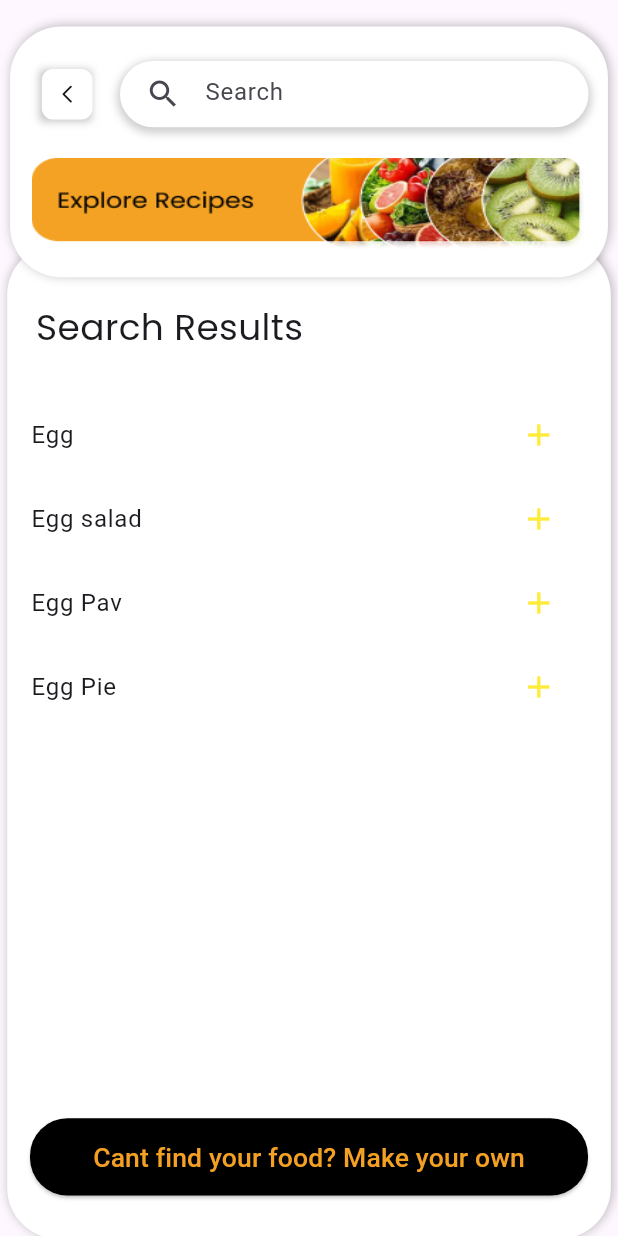
After one commit to PratyushaKumarKar/misflo, a Flutter app: the Diet2 screen opened directly, on a phone screen of 412 x 824 dp. The commit adds this screen. Run offline on Flutter 3.47's test engine with Material 3 defaults, Android fonts, the phone set to English and light mode, and no system bars; our stand-ins replace cloud_firestore, curved_navigation_bar, firebase_auth, firebase_core, flutter_svg, google_fonts and 1 more; accounts and stored records are empty.

Commit message:
diet2 page done

```diff
--- a/lib/pages/diet.dart
+++ b/lib/pages/diet.dart
@@ -1,6 +1,7 @@
 import 'package:firebase_auth/firebase_auth.dart';
 import 'package:flutter/material.dart';
 import 'package:google_fonts/google_fonts.dart';
+import 'package:misflo/pages/diet2.dart';
 import 'package:misflo/utils/screentools.dart';
 
 class Diet extends StatefulWidget {
@@ -175,7 +176,16 @@ class _DietState extends State<Diet> {
                                           ],
                                         ),
                                       ),
-                                      Container(
+                                      InkWell(
+                                        onTap: () {
+                                          Navigator.push(
+                                            context,
+                                            MaterialPageRoute(
+                                                builder: (context) =>
+                                                    const Diet2()),
+                                          );
+                                        },
+                                        child: Container(
                                           height: 48,
                                           width: 48,
                                           decoration: BoxDecoration(
@@ -186,6 +196,7 @@ class _DietState extends State<Diet> {
                                           child: const Icon(
                                             Icons.add,
                                             color: Colors.white,
+                                          ),
                                         ),
                                       ),
                                     ],
--- /dev/null
+++ b/lib/pages/diet2.dart
@@ -0,0 +1,216 @@
+import 'package:flutter/material.dart';
+import 'package:flutter_svg/svg.dart';
+import 'package:google_fonts/google_fonts.dart';
+// Ensure you have 'screentools.dart' in your project for this to work.
+import 'package:misflo/utils/screentools.dart';
+
+class Diet2 extends StatefulWidget {
+  const Diet2({Key? key}) : super(key: key);
+
+  @override
+  State<Diet2> createState() => _Diet2State();
+}
+
+class _Diet2State extends State<Diet2> {
+  @override
+  Widget build(BuildContext context) {
+    return Scaffold(
+      body: SafeArea(
+        child: Stack(
+          children: [
+            // Positioned(
+            //   top: height(context, 2),
+            //   left: width(context, 5),
+            //   child: IconButton(
+            //     icon: const Icon(Icons.arrow_back_ios),
+            //     onPressed: () => Navigator.of(context).pop(),
+            //   ),
+            // ),
+
+            Positioned(
+              top: height(context, 184),
+              left: width(context, 5),
+              right: width(context, 5),
+              child: Container(
+                  decoration: BoxDecoration(
+                      color: Colors.white,
+                      borderRadius: BorderRadius.circular(34),
+                      boxShadow: [
+                        BoxShadow(
+                            blurRadius: 5,
+                            color: Colors.black.withOpacity(0.25),
+                            offset: Offset(1, -1))
+                      ]),
+                  height: height(context, 750),
+                  width: MediaQuery.of(context).size.width,
+                  child: Column(
+                    children: [
+                      Align(
+                        alignment: Alignment.topLeft,
+                        child: Padding(
+                          padding: EdgeInsets.only(
+                              left: width(context, 20),
+                              top: height(context, 43),
+                              bottom: height(context, 31)),
+                          child: Text(
+                            'Search Results',
+                            style: GoogleFonts.poppins(
+                              fontSize: width(context, 25),
+                            ),
+                          ),
+                        ),
+                      ),
+                      _buildSearchResults(),
+                    ],
+                  )),
+            ),
+            Positioned(
+              top: height(context, 20),
+              left: width(context, 7),
+              right: width(context, 7),
+              child: Container(
+                  height: height(context, 189),
+                  width: width(context, 415),
+                  decoration: BoxDecoration(
+                      color: Colors.white,
+                      borderRadius: BorderRadius.circular(34),
+                      boxShadow: [
+                        BoxShadow(
+                            blurRadius: 5,
+                            color: Colors.black.withOpacity(0.25),
+                            offset: Offset(1, -1))
+                      ]),
+                  child: Column(
+                    children: [
+                      Padding(
+                        padding: EdgeInsets.only(
+                            top: height(context, 26),
+                            bottom: height(context, 0)),
+                        child: Row(children: [
+                          SizedBox(
+                            width: width(context, 22),
+                          ),
+                          InkWell(
+                            onTap: () {
+                              print("back button press");
+                            },
+                            child: Container(
+                              decoration: BoxDecoration(boxShadow: [
+                                BoxShadow(
+                                    blurRadius: 4,
+                                    color: Colors.black.withOpacity(0.25),
+                                    offset: Offset(-1, 1))
+                              ]),
+                              child: SvgPicture.asset(
+                                "assets/back_button_white.svg",
+                              ),
+                            ),
+                          ),
+                          SizedBox(
+                            width: width(context, 19),
+                          ),
+                          _buildSearchBar()
+                        ]),
+                      ),
+                      SizedBox(
+                        height: height(context, 23),
+                      ),
+                      Container(
+                        height: height(context, 70),
+                        width: width(context, 386),
+                        child: Image.asset("assets/Explore_Banner.png",
+                            fit: BoxFit.fill),
+                      )
+                    ],
+                  )),
+            ),
+            Positioned(
+              left: 20,
+              right: 20,
+              bottom: 27,
+              child: ElevatedButton(
+                onPressed: () {
+                  // Handle button tap for creating diet and workout plan
+                },
+                style: ElevatedButton.styleFrom(
+                  backgroundColor: Colors.black,
+                  shape: RoundedRectangleBorder(
+                    borderRadius: BorderRadius.only(
+                        topLeft: Radius.circular(25),
+                        topRight: Radius.circular(25),
+                        bottomLeft: Radius.circular(25),
+                        bottomRight: Radius.circular(25)),
+                  ),
+                ),
+                child: Padding(
+                  padding: EdgeInsets.symmetric(vertical: height(context, 15)),
+                  child: Text(
+                    'Can' 't find your food? Make your own',
+                    style: TextStyle(
+                        color: Color.fromARGB(255, 244, 160, 35),
+                        fontSize: height(context, 20),
+                        fontWeight: FontWeight.w500),
+                  ),
+                ),
+              ),
+            ),
+          ],
+        ),
+      ),
+    );
+  }
+
+  Widget _buildSearchBar() {
+    return Container(
+      height: height(context, 50),
+      width: width(context, 326),
+      padding: EdgeInsets.symmetric(
+          horizontal: width(context, 5), vertical: height(context, 8)),
+      decoration: BoxDecoration(
+        color: Colors.white,
+        boxShadow: [
+          BoxShadow(
+            color: Colors.grey.withOpacity(0.5),
+            spreadRadius: 2,
+            blurRadius: 4,
+            offset: Offset(0, 2),
+          ),
+        ],
+        borderRadius: BorderRadius.circular(30),
+      ),
+      child: TextField(
+        decoration: InputDecoration(
+          hintText: 'Search',
+          prefixIcon: Icon(Icons.search),
+          border: InputBorder.none,
+        ),
+      ),
+    );
+  }
+
+  Widget _buildSearchResults() {
+    return Expanded(
+      child: ListView(
+        children: [
+          _buildSearchResultItem('Egg'),
+          _buildSearchResultItem('Egg salad'),
+          _buildSearchResultItem('Egg Pav'),
+          _buildSearchResultItem('Egg Pie'),
+          // Add more items as required
+        ],
+      ),
+    );
+  }
+
+  Widget _buildSearchResultItem(String title) {
+    return ListTile(
+      title: Text(title),
+      trailing: IconButton(
+        icon: Icon(Icons.add, color: Colors.yellow),
+        onPressed: () {
+          // Handle the action when the plus icon is tapped
+        },
+      ),
+    );
+  }
+}
--- a/pubspec.yaml
+++ b/pubspec.yaml
@@ -43,6 +43,8 @@ dependencies:
   google_sign_in: ^6.2.1
   intl: ^0.19.0
   curved_navigation_bar: ^1.0.3
+  file_picker: ^5.0.1
+  firebase_storage: ^11.6.3
 
 dev_dependencies:
   flutter_test:
```
Also changed, not shown: assets/Explore_Banner.png (added), assets/back_button_white.svg (added), pubspec.lock, 3 other files. Lines whose indentation alone changed are shown as unchanged.
